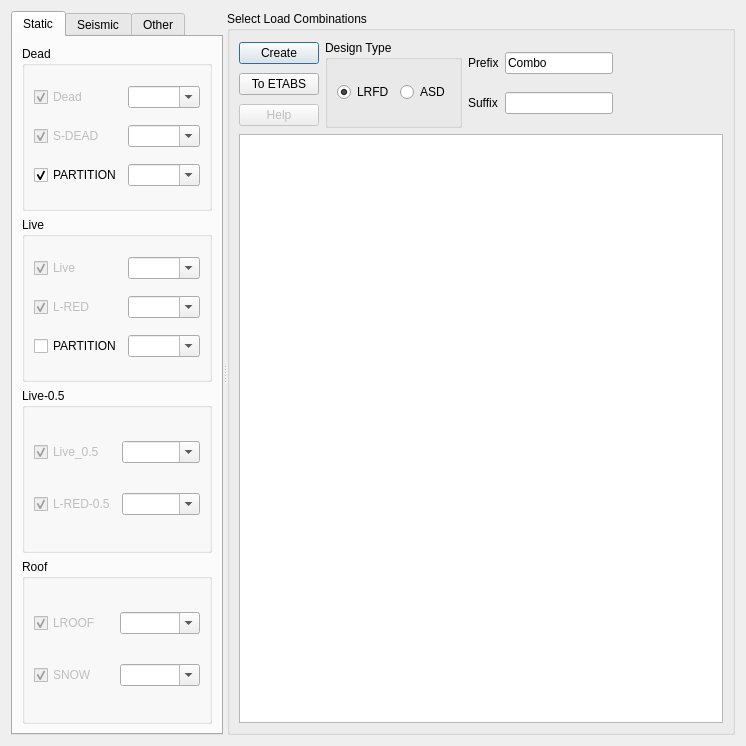
Old version of the form widgets/define/create_load_combinations.ui in the repository ebrahimraeyat/civilTools.
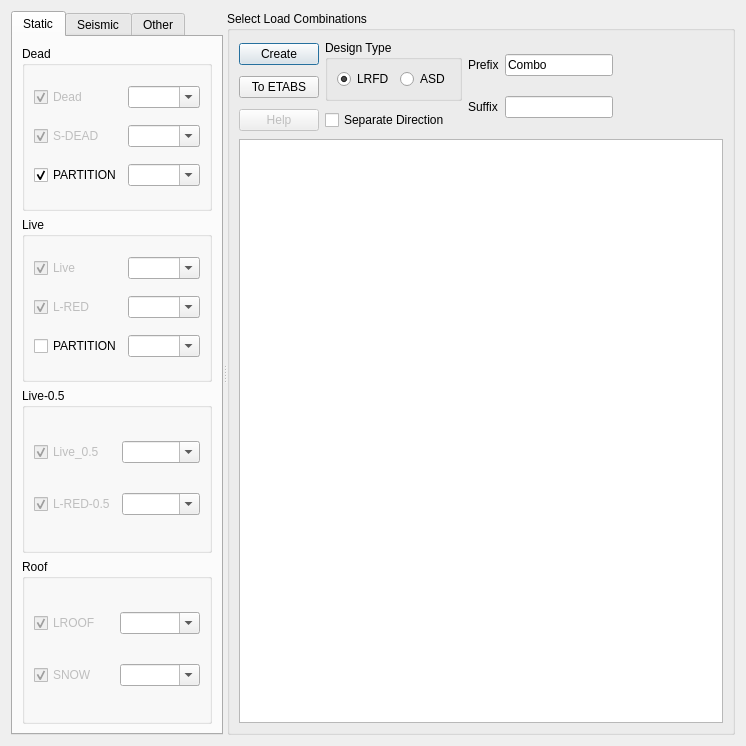
New version of the form. Icons and pictures are not drawn.

Commit message: separate direction for earthquake

The edit to the form file:
```diff
--- a/widgets/define/create_load_combinations.ui
+++ b/widgets/define/create_load_combinations.ui
@@ -571,32 +571,6 @@
          </property>
         </widget>
        </item>
-       <item row="0" column="1" rowspan="3">
-        <widget class="QGroupBox" name="groupBox_9">
-         <property name="title">
-          <string>Design Type</string>
-         </property>
-         <layout class="QHBoxLayout" name="horizontalLayout_2">
-          <item>
-           <widget class="QRadioButton" name="lrfd">
-            <property name="text">
-             <string>LRFD</string>
-            </property>
-            <property name="checked">
-             <bool>true</bool>
-            </property>
-           </widget>
-          </item>
-          <item>
-           <widget class="QRadioButton" name="asd">
-            <property name="text">
-             <string>ASD</string>
-            </property>
-           </widget>
-          </item>
-         </layout>
-        </widget>
-       </item>
        <item row="0" column="2" rowspan="3">
         <layout class="QGridLayout" name="gridLayout_5">
          <item row="0" column="0">
@@ -629,7 +603,7 @@
          </item>
         </layout>
        </item>
-       <item row="0" column="3" rowspan="3">
+       <item row="0" column="4" rowspan="3">
         <spacer name="horizontalSpacer">
          <property name="orientation">
           <enum>Qt::Horizontal</enum>
@@ -642,6 +616,20 @@
          </property>
         </spacer>
        </item>
+       <item row="2" column="0">
+        <widget class="QPushButton" name="help">
+         <property name="enabled">
+          <bool>false</bool>
+         </property>
+         <property name="text">
+          <string>Help</string>
+         </property>
+         <property name="icon">
+          <iconset resource="../../civiltools.qrc">
+           <normaloff>:/civiltools/images/help.png</normaloff>:/civiltools/images/help.png</iconset>
+         </property>
+        </widget>
+       </item>
        <item row="1" column="0">
         <widget class="QPushButton" name="export_to_etabs_button">
          <property name="toolTip">
@@ -656,21 +644,7 @@
          </property>
         </widget>
        </item>
-       <item row="2" column="0">
-        <widget class="QPushButton" name="help">
-         <property name="enabled">
-          <bool>false</bool>
-         </property>
-         <property name="text">
-          <string>Help</string>
-         </property>
-         <property name="icon">
-          <iconset resource="../../civiltools.qrc">
-           <normaloff>:/civiltools/images/help.png</normaloff>:/civiltools/images/help.png</iconset>
-         </property>
-        </widget>
-       </item>
-       <item row="3" column="0" colspan="4">
+       <item row="4" column="0" colspan="5">
         <widget class="QTreeView" name="load_combinations_view">
          <property name="alternatingRowColors">
           <bool>false</bool>
@@ -692,6 +666,39 @@
          </attribute>
         </widget>
        </item>
+       <item row="0" column="1" rowspan="2">
+        <widget class="QGroupBox" name="groupBox_9">
+         <property name="title">
+          <string>Design Type</string>
+         </property>
+         <layout class="QHBoxLayout" name="horizontalLayout_2">
+          <item>
+           <widget class="QRadioButton" name="lrfd">
+            <property name="text">
+             <string>LRFD</string>
+            </property>
+            <property name="checked">
+             <bool>true</bool>
+            </property>
+           </widget>
+          </item>
+          <item>
+           <widget class="QRadioButton" name="asd">
+            <property name="text">
+             <string>ASD</string>
+            </property>
+           </widget>
+          </item>
+         </layout>
+        </widget>
+       </item>
+       <item row="2" column="1">
+        <widget class="QCheckBox" name="separate_direction">
+         <property name="text">
+          <string>Separate Direction</string>
+         </property>
+        </widget>
+       </item>
       </layout>
      </widget>
     </widget>
```
The commit also changes 1 other file.
